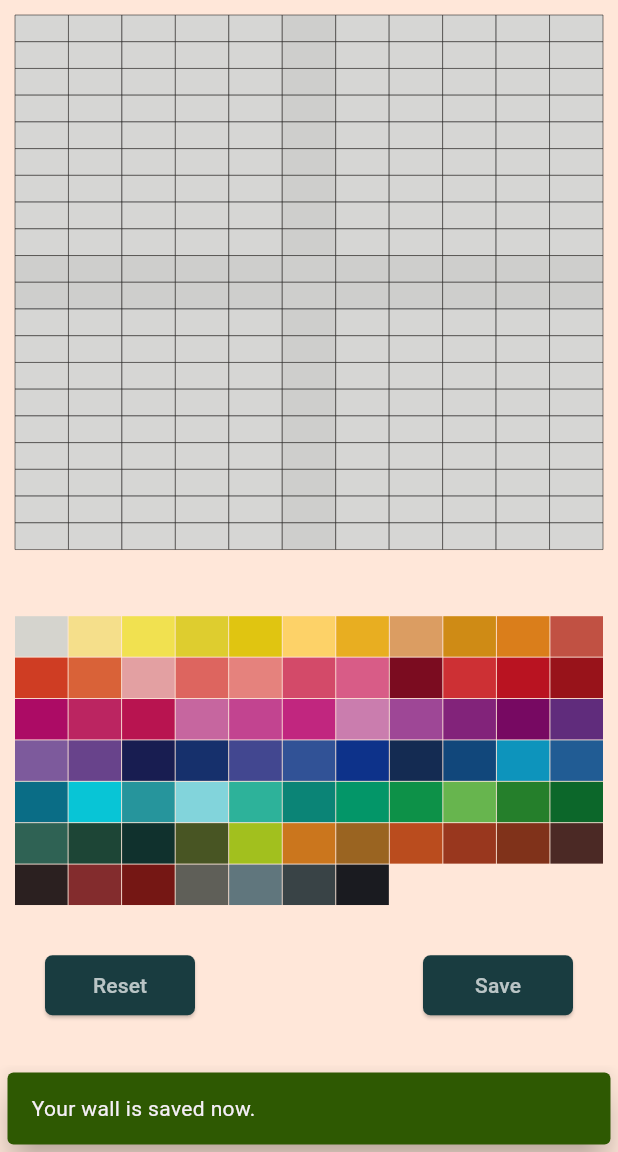
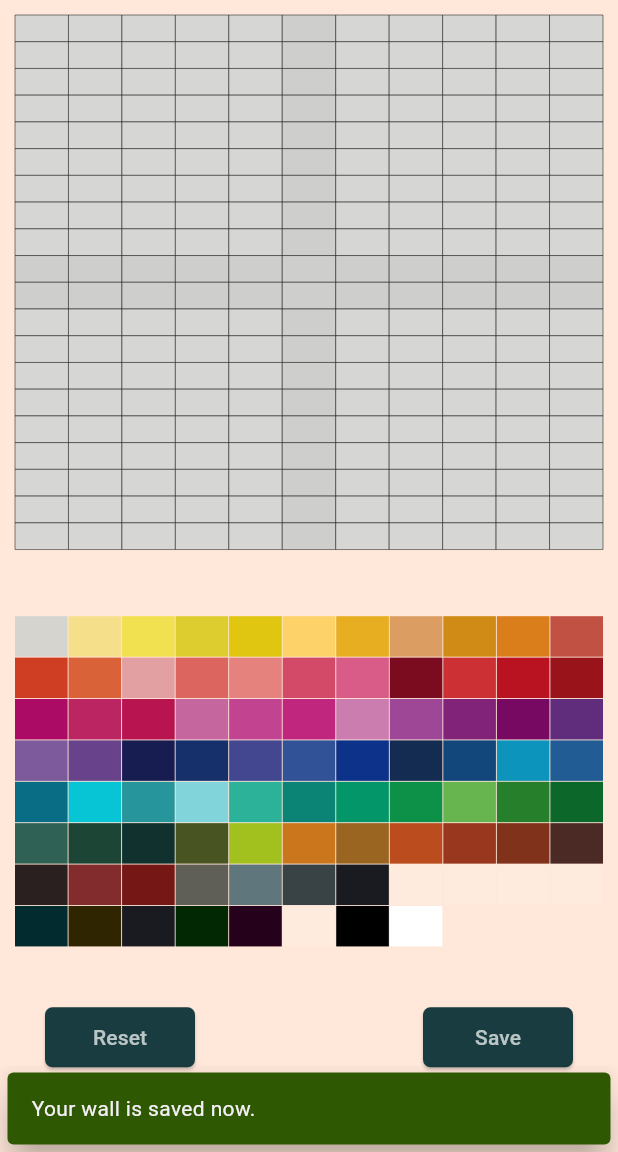
Before and after one commit to milos-73/grid_maker_bricks, a Flutter app: the screen it shows after launch, after a tap on "Save", on a phone screen of 412 x 824 dp, the part 84-1236 px from its top. Run offline on Flutter 3.47's test engine with Material 3 defaults, Android fonts, the phone set to English and light mode, and no system bars; our stand-ins replace font_awesome_flutter, share_plus, shared_preferences.

Commit message:
Implementácia špeciálnych tehličiek

```diff
--- a/lib/color_list.dart
+++ b/lib/color_list.dart
@@ -22,21 +22,25 @@ class _ColorListState extends State<ColorList> {
   ColorNumbers colorNumbers = ColorNumbers();
 
   void setColor(int index){
-    setState(() {
-      activeColor = index;
-    });
 
-    Provider.of<BrickColorNumber>(context,listen: false).setBrickColor(index);
+      setState(() {
+        activeColor = index;
+      });
+      Provider.of<BrickColorNumber>(context,listen: false).setBrickColor(index);
 
 
-  }
+   }
 
   @override
   Widget build(BuildContext context) {
+     return ListTile(
+      tileColor: (widget.indexNo) < 77 ? HexColor(colorNumbers.getColor(widget.indexNo)) : HexColor(colorNumbers.getColor((widget.indexNo) + 7)),
+      onTap: () {
 
-    return ListTile(
-      tileColor: HexColor(colorNumbers.getColor(widget.indexNo)),
-      onTap: () {setColor(widget.indexNo);},
+        if ((widget.indexNo) < 77){setColor(widget.indexNo);print('${widget.indexNo}');} else {setColor((widget.indexNo) + 7);print('${widget.indexNo+7}');}}
+
+        //(widget.indexNo) < 77 ? setColor(widget.indexNo) : setColor((widget.indexNo) + 7);},
+
     );
   }
 }
--- a/lib/color_numbers.dart
+++ b/lib/color_numbers.dart
@@ -233,6 +233,46 @@ class ColorNumbers {
         String brickColor = '#1a1b20';
         return brickColor;
 
+      case 73:
+        String brickColor = '#ffeade';
+        return brickColor;
+      case 74:
+        String brickColor = '#ffeade';
+        return brickColor;
+      case 75:
+        String brickColor = '#ffeade';
+        return brickColor;
+      case 76:
+        String brickColor = '#ffeade';
+        return brickColor;
+
+      case 84:
+        String brickColor = '#012b2f';
+        return brickColor;
+      case 85:
+        String brickColor = '#2f2501';
+        return brickColor;
+      case 86:
+        String brickColor = '#1a1b20';
+        return brickColor;
+      case 87:
+        String brickColor = '#012802';
+        return brickColor;
+      case 88:
+        String brickColor = '#25011b';
+        return brickColor;
+
+      case 89:
+        String brickColor = '#ffeade';
+        return brickColor;
+
+        case 90:
+        String brickColor = '#000000';
+        return brickColor;
+      case 91:
+        String brickColor = '#ffffff';
+        return brickColor;
+
 
       default:
         String brickColor = '';
--- a/lib/main.dart
+++ b/lib/main.dart
@@ -83,10 +83,10 @@ class _MyHomePageState extends State<MyHomePage> {
                 child: Column(
                   mainAxisAlignment: MainAxisAlignment.center,
                   children: <Widget>[
-                    SizedBox (height: MediaQuery.of(context).size.height * 0.25,
+                    SizedBox (height: MediaQuery.of(context).size.height * 0.28,
                       child: GridView.builder(
                         shrinkWrap: true,
-                        itemCount: 73,
+                        itemCount: 85,
                         gridDelegate: const SliverGridDelegateWithFixedCrossAxisCount(crossAxisCount: 11, childAspectRatio: 1.3, mainAxisSpacing: 0.6, crossAxisSpacing: 0.6),
                         itemBuilder: (context, index) => ColorList(index),
                       ),
@@ -95,7 +95,7 @@ class _MyHomePageState extends State<MyHomePage> {
                 ),
               ),
               Padding(
-                padding: const EdgeInsets.only(left: 20,right: 20, bottom: 15, top: 20),
+                padding: const EdgeInsets.only(left: 20,right: 20, bottom: 15, top: 30),
                 child: Row(mainAxisAlignment: MainAxisAlignment.spaceBetween,
                   children: [
                     Column(children: [
--- a/lib/provider_color.dart
+++ b/lib/provider_color.dart
@@ -7,6 +7,8 @@ class BrickColorNumber extends ChangeNotifier {
 
   void setBrickColor(int? value,) {
     index = value;
+
+    print('PROVIDER FARBA: ${value}');
 
     notifyListeners();
   }
--- a/pubspec.yaml
+++ b/pubspec.yaml
@@ -16,7 +16,7 @@ publish_to: 'none' # Remove this line if you wish to publish to pub.dev
 # https://developer.apple.com/library/archive/documentation/General/Reference/InfoPlistKeyReference/Articles/CoreFoundationKeys.html
 # In Windows, build-name is used as the major, minor, and patch parts
 # of the product and file versions while build-number is used as the build suffix.
-version: 1.1.3+6
+version: 1.2.0+7
 
 environment:
   sdk: '>=3.1.0-300.0.dev <4.0.0'
```
Also changed, not shown: pubspec.lock.
